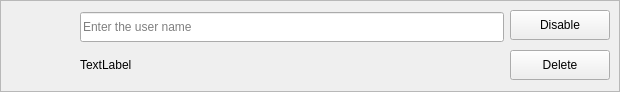
This is zapzap/view/card_user.ui in rafatosta/zapzap as Qt 5 draws it before an edit. The edited form follows.
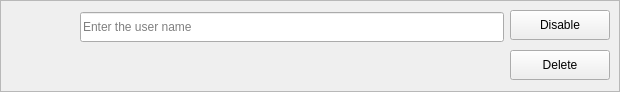
This is the edited form.

```diff
--- a/zapzap/view/card_user.ui
+++ b/zapzap/view/card_user.ui
@@ -132,7 +132,7 @@
            </font>
           </property>
           <property name="text">
-           <string>TextLabel</string>
+           <string/>
           </property>
          </widget>
         </item>
```
